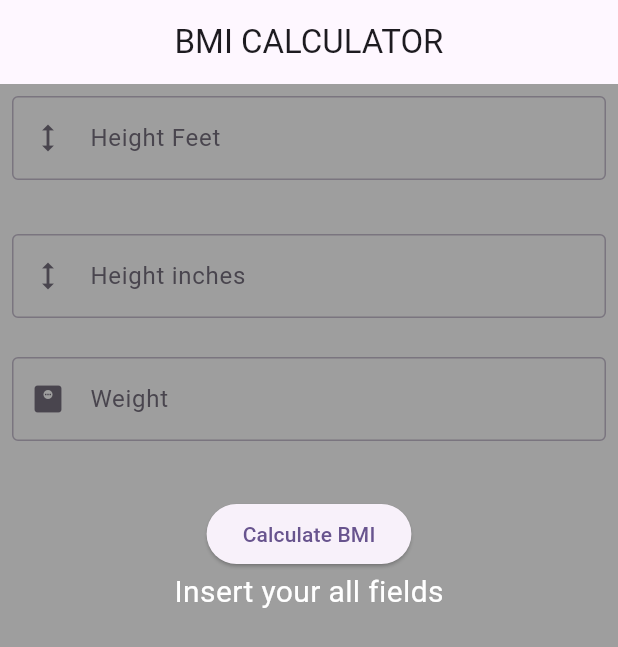
After one commit to SyedMuhammadArsalanShah/MobileAppDevelopment23, a Flutter app: the BMI screen opened directly, after a tap on "Calculate BMI", on a phone screen of 412 x 824 dp. The commit adds this screen. Shown: the top 647 px of the screen. Run offline on Flutter 3.47's test engine with Material 2 defaults, Android fonts, the phone set to English and light mode, and no system bars; our stand-ins replace just_audio; missing offline and left inert: quran.

Commit message:
bmi calculator

```diff
--- a/lecture14todo_app_withlist/lib/main.dart
+++ b/lecture14todo_app_withlist/lib/main.dart
@@ -139,6 +139,9 @@
                                   onPressed: () {
                                     // add data into list
 
+
+
+
                                     print("am=> ${students[index]}");
 
                                     students.replaceRange(
--- /dev/null
+++ b/lecture15bmicalculator/lib/main.dart
@@ -0,0 +1,162 @@
+import 'package:flutter/material.dart';
+
+void main() {
+  runApp(const MyApp());
+}
+
+class MyApp extends StatelessWidget {
+  const MyApp({super.key});
+
+  // This widget is the root of your application.
+  @override
+  Widget build(BuildContext context) {
+    return MaterialApp(
+      title: 'Flutter Demo',
+      theme: ThemeData(
+        // This is the theme of your application.
+        //
+        // TRY THIS: Try running your application with "flutter run". You'll see
+        // the application has a blue toolbar. Then, without quitting the app,
+        // try changing the seedColor in the colorScheme below to Colors.green
+        // and then invoke "hot reload" (save your changes or press the "hot
+        // reload" button in a Flutter-supported IDE, or press "r" if you used
+        // the command line to start the app).
+        //
+        // Notice that the counter didn't reset back to zero; the application
+        // state is not lost during the reload. To reset the state, use hot
+        // restart instead.
+        //
+        // This works for code too, not just values: Most code changes can be
+        // tested with just a hot reload.
+        colorScheme: ColorScheme.fromSeed(seedColor: Colors.deepPurple),
+        useMaterial3: true,
+      ),
+      home: const BMI(),
+    );
+  }
+}
+
+class BMI extends StatefulWidget {
+  const BMI({super.key});
+
+  @override
+  State<BMI> createState() => _BMIState();
+}
+
+class _BMIState extends State<BMI> {
+  var weightController = TextEditingController();
+  var heightfeetController = TextEditingController();
+  var heightinchController = TextEditingController();
+
+  var result = " ";
+  var msg = " ";
+  var bgcolor = Colors.grey;
+
+  @override
+  Widget build(BuildContext context) {
+    return Scaffold(
+      appBar: AppBar(
+          title: Text("BMI CALCULATOR"),
+          centerTitle: true,
+          automaticallyImplyLeading: false),
+      body: Column(
+        children: [
+          Padding(
+            padding: const EdgeInsets.all(8.0),
+            child: TextField(
+              keyboardType: TextInputType.number,
+              controller: heightfeetController,
+              decoration: InputDecoration(
+                  border: OutlineInputBorder(),
+                  labelText: "Height Feet",
+                  hintText: "Enter Your Height In feet",
+                  prefixIcon: Icon(Icons.height)),
+            ),
+          ),
+          SizedBox(
+            height: 20,
+          ),
+          Padding(
+            padding: const EdgeInsets.all(8.0),
+            child: TextField(
+              keyboardType: TextInputType.number,
+              controller: heightinchController,
+              decoration: InputDecoration(
+                  border: OutlineInputBorder(),
+                  labelText: "Height inches",
+                  hintText: "Enter Your Height In inches",
+                  prefixIcon: Icon(Icons.height)),
+            ),
+          ),
+          SizedBox(
+            height: 10,
+          ),
+          Padding(
+            padding: const EdgeInsets.all(8.0),
+            child: TextField(
+              keyboardType: TextInputType.number,
+              controller: weightController,
+              decoration: InputDecoration(
+                  border: OutlineInputBorder(),
+                  labelText: "Weight",
+                  hintText: "Enter Your Weight",
+                  prefixIcon: Icon(Icons.monitor_weight)),
+            ),
+          ),
+          SizedBox(
+            height: 30,
+          ),
+          ElevatedButton(
+              onPressed: () {
+                setState(() {
+                  var weightvalue = weightController.text;
+                  var feetvalue = heightfeetController.text;
+                  var inchesvalue = heightinchController.text;
+
+                  if (weightvalue == "" &&
+                      feetvalue == "" &&
+                      inchesvalue == "") {
+                    result = "Insert your all fields";
+                  } else {
+                    var wv = int.parse(weightvalue);
+                    var fv = int.parse(feetvalue);
+                    var iv = int.parse(inchesvalue);
+
+                    var totalinches = fv * 12 + iv;
+
+                    var totalcentimeter = totalinches * 2.54;
+
+                    var meters = totalcentimeter / 100;
+
+                    // bmi= kg/ m^2
+                    double bmi = wv / (meters * meters);
+
+                    if (bmi <= 18) {
+                      msg = "underweight";
+                      bgcolor = Colors.red;
+                    }
+                    // 18.5 to 24.9.
+
+                    else if (bmi > 18.5 && bmi <= 24.5) {
+                      msg = "Healthy MashAllah";
+                      bgcolor = Colors.green;
+                    } else {
+                      msg = "Over Weight OOPS!";
+                      bgcolor = Colors.yellow;
+                    }
+
+                    result = "$msg\n Your Bmi Is = ${bmi.toStringAsFixed(3)}";
+                  }
+                });
+              },
+              child: Text("Calculate BMI")),
+          Text(
+            "$result",
+            style: TextStyle(color: Colors.white, fontSize: 20),
+          )
+        ],
+      ),
+      backgroundColor: bgcolor,
+    );
+  }
+}
```
Also changed, not shown: lecture15bmicalculator/analysis_options.yaml (added, +28 -0 lines), lecture15bmicalculator/pubspec.yaml (added, +90 -0 lines), lecture15bmicalculator/pubspec.lock (added), 124 other files.
